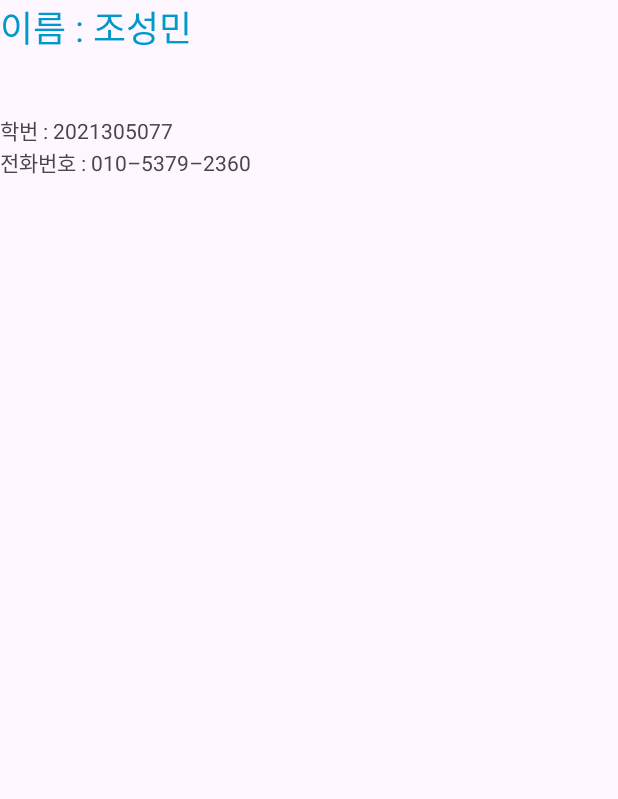
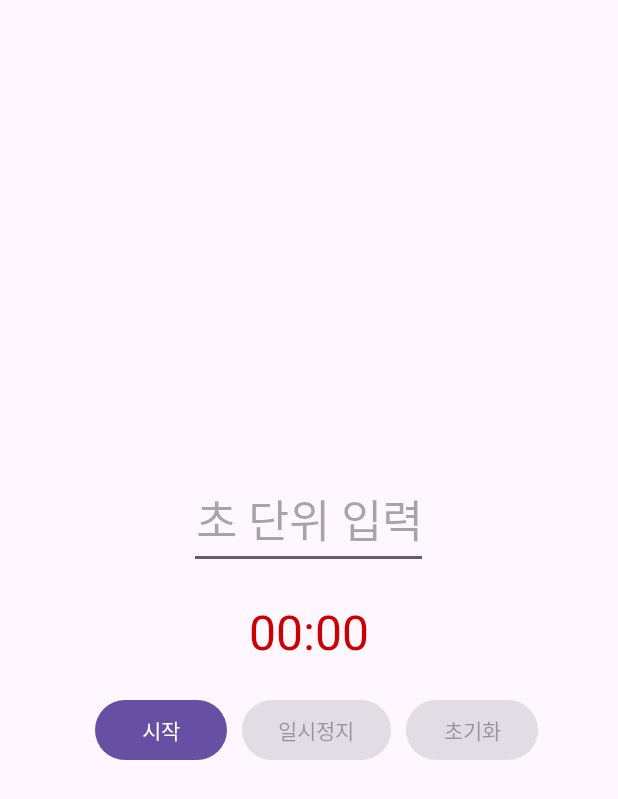
Before and after one commit to seongmin36/Learn_Android, an Android app: the screen it shows after launch (MainActivity), on a phone screen of 412 x 824 dp. Shown: the top 799 px of the screen. Run offline under Robolectric (Android 15) with nearby library versions, the phone set to English and light mode, and no system bars; 1 statement that could not run was skipped.

Commit message:
임시 커밋

```diff
--- a/app/build.gradle.kts
+++ b/app/build.gradle.kts
@@ -26,6 +26,8 @@ android {
             )
         }
     }
+    viewBinding.isEnabled = true
+
     compileOptions {
         sourceCompatibility = JavaVersion.VERSION_11
         targetCompatibility = JavaVersion.VERSION_11
--- a/app/src/main/java/com/example/androidlab/MainActivity.kt
+++ b/app/src/main/java/com/example/androidlab/MainActivity.kt
@@ -1,17 +1,34 @@
 package com.example.androidlab
 
 import android.os.Bundle
+import android.os.SystemClock
 import androidx.activity.enableEdgeToEdge
 import androidx.appcompat.app.AppCompatActivity
 import androidx.core.view.ViewCompat
 import androidx.core.view.WindowInsetsCompat
+import com.example.androidlab.databinding.ActivityMainBinding
 
 class MainActivity : AppCompatActivity() {
+
+    var initTime = 0L
+    var pauseTime = 0L
+
     override fun onCreate(savedInstanceState: Bundle?) {
         super.onCreate(savedInstanceState)
+
+        val binding = ActivityMainBinding.inflate(layoutInflater)
+        setContentView(binding.root)
+        binding.startButton.setOnclickListener {
+            binding.chronometer.base  = SystemClock.elasedRealtime() + pauseTime
+            binding.chronometer.start()
+
+            binding.stopButton.isEnabled = true
+            binding.resetButton.isEnabled = true
+            binding.startButton.isEnabled = false
+        }
+
         enableEdgeToEdge()
-        setContentView(R.layout.activity_main)
-        ViewCompat.setOnApplyWindowInsetsListener(findViewById(R.id.main)) { v, insets ->
+        ViewCompat.setOnApplyWindowInsetsListener(binding.main) { v, insets ->
             val systemBars = insets.getInsets(WindowInsetsCompat.Type.systemBars())
             v.setPadding(systemBars.left, systemBars.top, systemBars.right, systemBars.bottom)
             insets
--- a/app/src/main/res/layout/activity_main.xml
+++ b/app/src/main/res/layout/activity_main.xml
@@ -5,32 +5,66 @@
     android:id="@+id/main"
     android:layout_width="match_parent"
     android:layout_height="match_parent"
-    tools:context=".MainActivity">
+    tools:context=".MainActivity"
+    >
 
     <LinearLayout
         android:layout_width="match_parent"
         android:layout_height="match_parent"
-        android:orientation="vertical">
-        <!--이름-->
-        <TextView
+        android:gravity="center"
+        android:orientation="vertical"
+        android:padding="20dp">
+
+        <EditText
+            android:id="@+id/inputTime"
             android:layout_width="wrap_content"
             android:layout_height="wrap_content"
-            android:text="@string/name"
-            android:textColor="@android:color/holo_blue_dark"
-            android:textSize="24sp"/>
-        <!--학번-->
-        <TextView
+            android:gravity="center"
+            android:hint="초 단위 입력"
+            android:inputType="number"
+            android:textSize="30sp" />
+
+        <Chronometer
+            android:id="@+id/chronometer"
             android:layout_width="wrap_content"
             android:layout_height="wrap_content"
-            android:text="@string/col_num"
-            android:layout_marginTop="40dp"
-            />
-        <!--전화번호-->
-        <TextView
+            android:textColor="@android:color/holo_red_dark"
+            android:textSize="32sp"
+            android:layout_marginTop="20dp" />
+
+        <LinearLayout
             android:layout_width="wrap_content"
             android:layout_height="wrap_content"
-            android:text="@string/phone_num"
-            />
+            android:layout_marginTop="20dp"
+            android:orientation="horizontal">
+
+            <Button
+                android:id="@+id/startButton"
+                android:layout_width="wrap_content"
+                android:layout_height="wrap_content"
+                android:text="시작"
+                android:enabled="true"
+                android:layout_marginStart="10dp"/>
+
+            <Button
+                android:id="@+id/stopButton"
+                android:layout_width="wrap_content"
+                android:layout_height="wrap_content"
+                android:text="일시정지"
+                android:enabled="false"
+                android:layout_marginStart="10dp"/>
+
+            <Button
+                android:id="@+id/resetButton"
+                android:layout_width="wrap_content"
+                android:layout_height="wrap_content"
+                android:text="초기화"
+                android:enabled="false"
+                android:layout_marginStart="10dp"/>
+
+        </LinearLayout>
+
+
     </LinearLayout>
 
 
```
